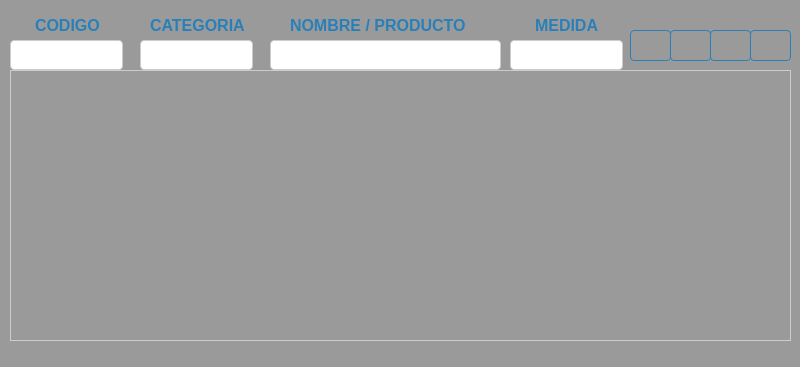
CodeDrTech/DevelopPython, file Inventario de almacen/ui/FrmProductos.ui: the form before one commit.
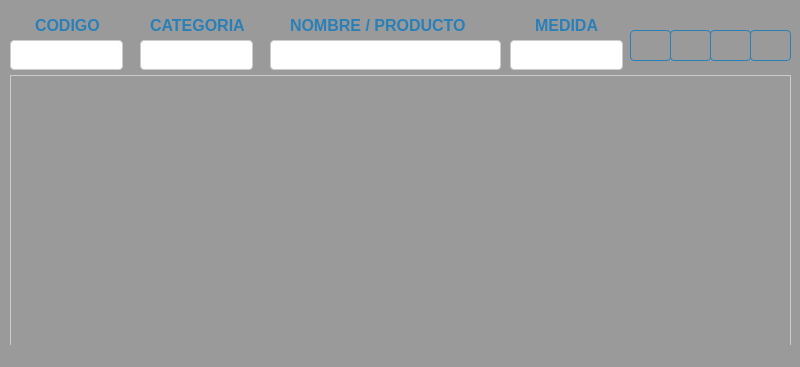
The form after the commit. Icons and pictures are not drawn.

```diff
--- a/Inventario de almacen/ui/FrmProductos.ui
+++ b/Inventario de almacen/ui/FrmProductos.ui
@@ -27,7 +27,7 @@
     <property name="geometry">
      <rect>
       <x>10</x>
-      <y>70</y>
+      <y>75</y>
       <width>781</width>
       <height>271</height>
      </rect>
```
